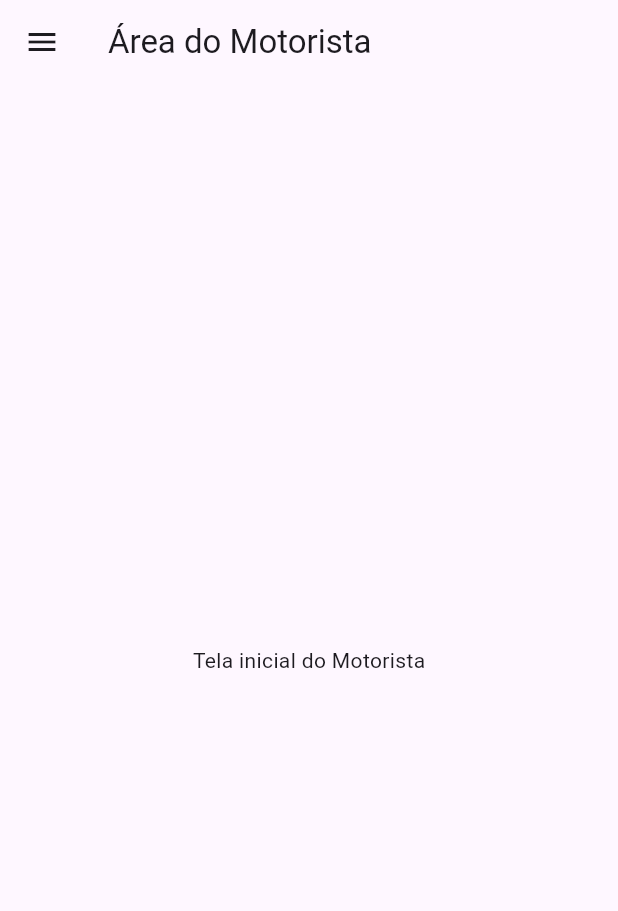
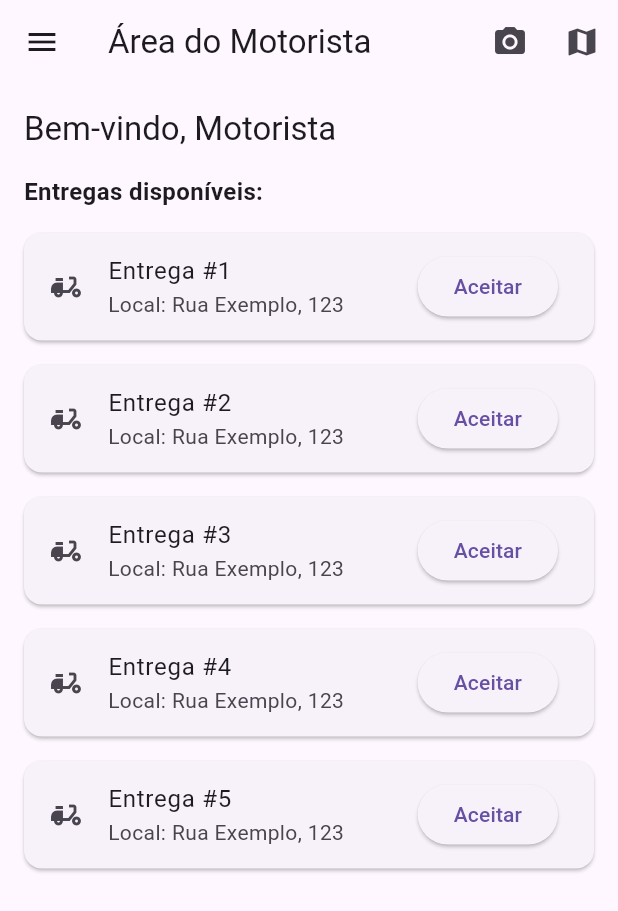
Before and after one commit to PedroTalmaToledo/LAB-MOBILE, a Flutter app: the MotoristaHomePage screen opened by its route, on a phone screen of 412 x 824 dp. Shown: the top 911 px of the screen. Run offline on Flutter 3.47's test engine with Material 3 defaults, Android fonts, the phone set to English and light mode, and no system bars; our stand-ins replace shared_preferences; accounts and stored records are empty.

Commit message:
feat - homepage motorista

```diff
--- a/karona/lib/pages/motorista_home_page.dart
+++ b/karona/lib/pages/motorista_home_page.dart
@@ -1,9 +1,8 @@
 import 'package:flutter/material.dart';
 import 'package:shared_preferences/shared_preferences.dart';
-import 'login_page.dart';
 import 'package:provider/provider.dart';
 import '../services/theme_provider.dart';
-import 'package:karona/services/theme_provider.dart';
+import 'login_page.dart';
 
 class MotoristaHomePage extends StatefulWidget {
   const MotoristaHomePage({super.key});
@@ -13,59 +12,74 @@ class MotoristaHomePage extends StatefulWidget {
 }
 
 class _MotoristaHomePageState extends State<MotoristaHomePage> {
-  String _username = '';
+  String _username = 'Motorista';
 
   @override
   void initState() {
     super.initState();
-    _loadUsername();
+    // TODO: Carregar username via SharedPreferences ou API
   }
 
-  Future<void> _loadUsername() async {
+  void _logout() async {
     final prefs = await SharedPreferences.getInstance();
-    setState(() {
-      _username = prefs.getString('username') ?? 'Motorista';
-    });
-  }
-
-  Future<void> _logout() async {
-    final prefs = await SharedPreferences.getInstance();
-    await prefs.setBool('isLoggedIn', false);
-    if (context.mounted) {
-      Navigator.pushReplacement(
-        context,
-        MaterialPageRoute(builder: (_) => const LoginPage()),
-      );
-    }
+    await prefs.clear();
+    Navigator.of(context).pushReplacement(
+      MaterialPageRoute(builder: (_) => const LoginPage()),
+    );
   }
 
   @override
   Widget build(BuildContext context) {
+    final themeProvider = Provider.of<ThemeProvider>(context);
+    final isDark = themeProvider.themeMode == ThemeMode.dark;
+
     return Scaffold(
-      appBar: AppBar(title: const Text('Área do Motorista')),
+      appBar: AppBar(
+        title: const Text('Área do Motorista'),
+        actions: [
+          IconButton(
+            icon: const Icon(Icons.camera_alt),
+            onPressed: () {
+              // TODO: Capturar foto de entrega
+            },
+          ),
+          IconButton(
+            icon: const Icon(Icons.map),
+            onPressed: () {
+              // TODO: Abrir mapa para navegação
+            },
+          ),
+        ],
+      ),
       drawer: Drawer(
         child: ListView(
+          padding: EdgeInsets.zero,
           children: [
-            UserAccountsDrawerHeader(
-              accountName: Text('Bem-vindo, $_username'),
-              accountEmail: const Text(''),
-              currentAccountPicture: const CircleAvatar(
-                child: Icon(Icons.person),
+            DrawerHeader(
+              decoration: BoxDecoration(
+                color: Theme.of(context).colorScheme.primary,
+              ),
+              child: Text(
+                'Olá, $_username',
+                style: const TextStyle(color: Colors.white, fontSize: 18),
               ),
             ),
             SwitchListTile(
+              title: const Text('Tema escuro'),
+              value: isDark,
+              onChanged: (value) {
+                themeProvider.toggleTheme(value);
+              },
               secondary: const Icon(Icons.brightness_6),
-              title: const Text('Tema Escuro'),
-              value:
-                  Provider.of<ThemeProvider>(context).themeMode ==
-                  ThemeMode.dark,
-              onChanged: (value) {
-                Provider.of<ThemeProvider>(
-                  context,
-                  listen: false,
-                ).toggleTheme(value);
+            ),
+            ListTile(
+              leading: const Icon(Icons.settings),
+              title: const Text('Configurações'),
+              onTap: () {
+                // TODO: Navegar para configurações
               },
             ),
+            const Divider(),
             ListTile(
               leading: const Icon(Icons.logout),
               title: const Text('Sair'),
@@ -74,7 +88,48 @@ class _MotoristaHomePageState extends State<MotoristaHomePage> {
           ],
         ),
       ),
-      body: const Center(child: Text('Tela inicial do Motorista')),
+      body: Padding(
+        padding: const EdgeInsets.all(16.0),
+        child: Column(
+          crossAxisAlignment: CrossAxisAlignment.start,
+          children: [
+            Text(
+              'Bem-vindo, $_username',
+              style: Theme.of(context).textTheme.titleLarge,
+            ),
+            const SizedBox(height: 16),
+            const Text(
+              'Entregas disponíveis:',
+              style: TextStyle(fontSize: 16, fontWeight: FontWeight.bold),
+            ),
+            const SizedBox(height: 8),
+            Expanded(
+              child: ListView.builder(
+                itemCount: 5, // placeholder
+                itemBuilder: (context, index) {
+                  return Card(
+                    margin: const EdgeInsets.symmetric(vertical: 8),
+                    child: ListTile(
+                      leading: const Icon(Icons.delivery_dining),
+                      title: Text('Entrega #${index + 1}'),
+                      subtitle: const Text('Local: Rua Exemplo, 123'),
+                      trailing: ElevatedButton(
+                        child: const Text('Aceitar'),
+                        onPressed: () {
+                          // TODO: Lógica de aceitar entrega
+                        },
+                      ),
+                      onTap: () {
+                        // TODO: Detalhes da entrega
+                      },
+                    ),
+                  );
+                },
+              ),
+            ),
+          ],
+        ),
+      ),
     );
   }
 }
```
